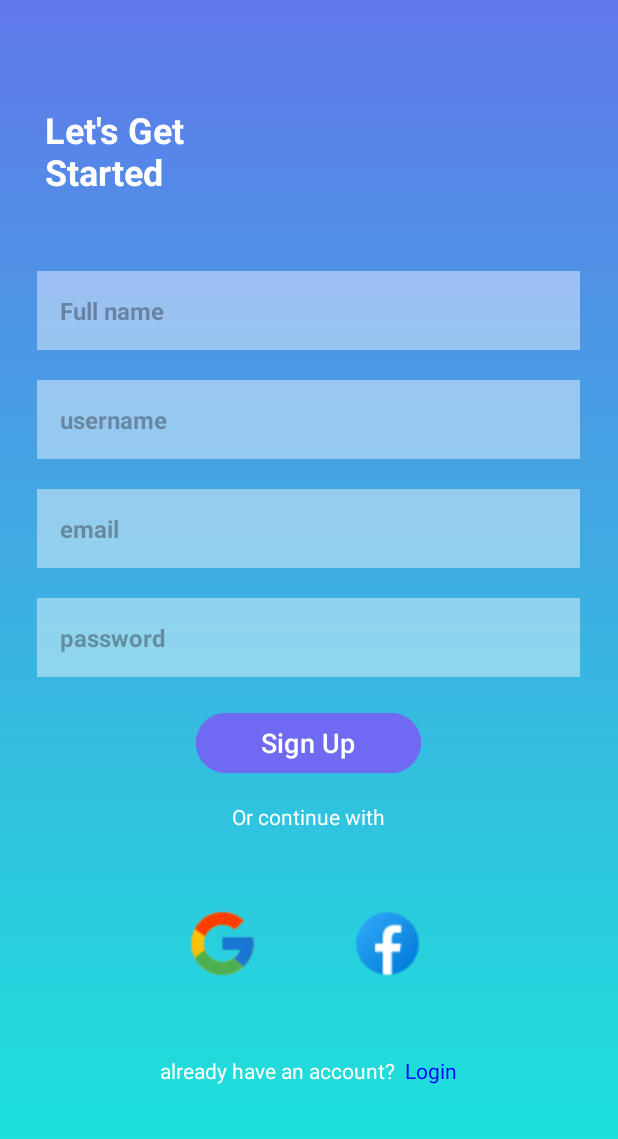
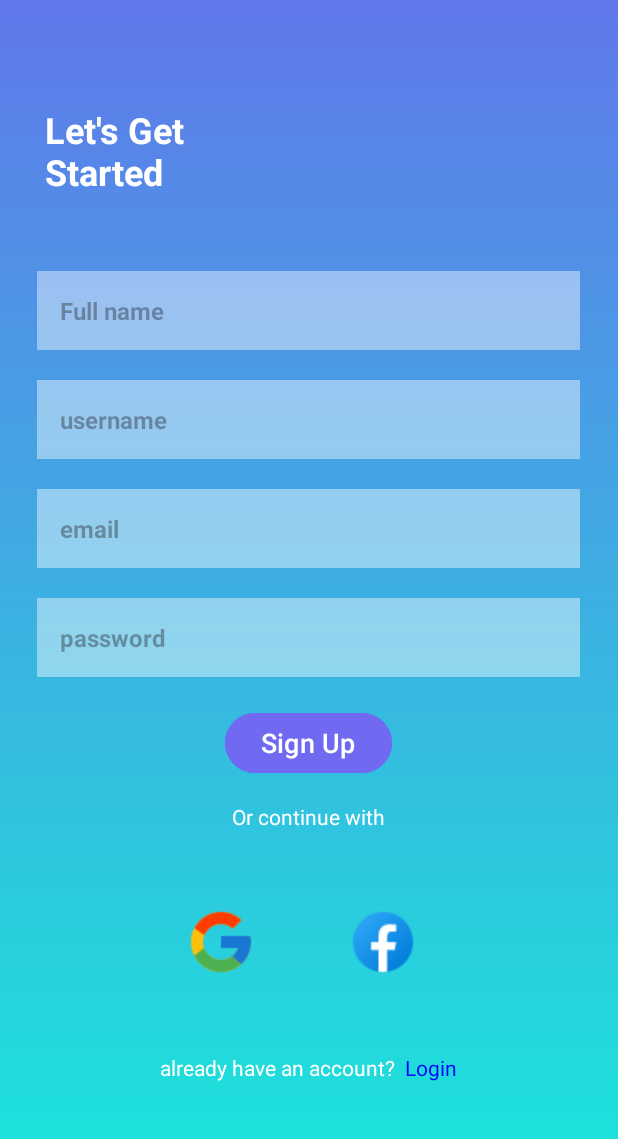
Before and after one commit to rutika005/Vibes, an Android app: the Signup screen opened directly, with no data from a screen before it, on a phone screen of 412 x 824 dp. Shown: the top 1139 px of the screen. Run offline under Robolectric (Android 15) with nearby library versions, the phone set to English and light mode, and no system bars; Roboto replaces fonts that are not available here.

Commit message:
- update activity_musictype.xml

```diff
--- a/app/src/main/res/layout/activity_main.xml
+++ b/app/src/main/res/layout/activity_main.xml
@@ -40,7 +40,7 @@
 
     <ImageView
         android:id="@+id/imglogo"
-        android:layout_width="235dp"
+        android:layout_width="wrap_content"
         android:layout_height="320dp"
         android:layout_centerHorizontal="true"
         android:layout_marginTop="100dp"
--- a/app/src/main/res/layout/activity_signup.xml
+++ b/app/src/main/res/layout/activity_signup.xml
@@ -83,7 +83,7 @@
 
     <Button
         android:id="@+id/buttonSignUp"
-        android:layout_width="150dp"
+        android:layout_width="wrap_content"
         android:layout_height="wrap_content"
         android:layout_below="@id/editTextPassword"
         android:layout_marginTop="20dp"
@@ -118,15 +118,15 @@
 
             <ImageView
                 android:id="@+id/iggoogle"
-                android:layout_width="50dp"
-                android:layout_height="50dp"
+                android:layout_width="wrap_content"
+                android:layout_height="wrap_content"
                 android:layout_margin="30dp"
                 android:src="@drawable/google" />
 
             <ImageView
                 android:id="@+id/igfacebook"
-                android:layout_width="50dp"
-                android:layout_height="50dp"
+                android:layout_width="wrap_content"
+                android:layout_height="wrap_content"
                 android:layout_margin="30dp"
                 android:src="@drawable/facebook" />
 
--- a/app/src/main/res/layout/activity_signuplogin.xml
+++ b/app/src/main/res/layout/activity_signuplogin.xml
@@ -10,12 +10,11 @@
 
     <ImageView
         android:id="@+id/iglogo"
-        android:layout_width="100dp"
+        android:layout_width="wrap_content"
         android:layout_height="100dp"
-        android:src="@drawable/logo"
         android:layout_centerHorizontal="true"
         android:layout_marginTop="150dp"
-        />
+        android:src="@drawable/logo" />
 
     <Button
         android:id="@+id/btnsignup"
```
Also changed, not shown: app/src/main/java/com/example/vibes/Musictype.kt (+11 -0 lines), app/src/main/res/layout/activity_login.xml (+4 -4 lines), app/src/main/res/layout/activity_musictype.xml (+7 -16 lines).
